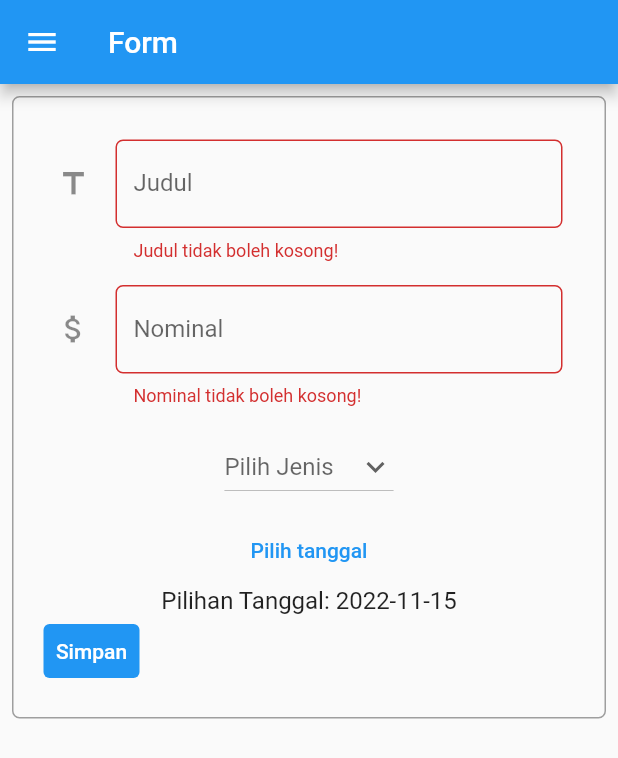
After one commit to yudiptr/counter_7, a Flutter app: the MyFormPage screen opened directly, after a tap on "Simpan", on a phone screen of 412 x 824 dp. The commit adds this screen. Shown: the top 758 px of the screen. Run offline on Flutter 3.47's test engine with Material 2 defaults, Android fonts, the phone set to English and light mode, and no system bars.

Commit message:
done WA 8, minus readmee

```diff
--- /dev/null
+++ b/lib/addBudget.dart
@@ -0,0 +1,197 @@
+import 'package:flutter/material.dart';
+import 'package:counter_7/drawer.dart';
+import 'package:counter_7/dataBudget.dart';
+
+class MyFormPage extends StatefulWidget {
+  const MyFormPage({super.key});
+
+  @override
+  State<MyFormPage> createState() => _MyFormPageState();
+}
+
+class _MyFormPageState extends State<MyFormPage> {
+  final _formKey = GlobalKey<FormState>();
+  String _judul = "";
+  int _nominal = 0;
+  String? _select;
+  DateTime __tanggal = DateTime.now();
+  List<String> __jenis = ["Pengeluaran", "Pemasukan"];
+
+  bool isNumeric(String value) {
+    if (value == null) {
+      return false;
+    }
+    return int.tryParse(value) != null;
+  }
+
+  @override
+  Widget build(BuildContext context) {
+    return Scaffold(
+        appBar: AppBar(
+          title: Text('Form'),
+        ),
+        drawer: const myDrawer(),
+        body: Form(
+          key: _formKey,
+          child: SingleChildScrollView(
+            child: Container(
+              margin: const EdgeInsets.all(8),
+              decoration: BoxDecoration(
+                border: Border.all(color: Colors.grey),
+                borderRadius: BorderRadius.circular(5),
+              ),
+              padding: const EdgeInsets.all(20.0),
+              child: Column(
+                crossAxisAlignment: CrossAxisAlignment.start,
+                children: [
+                  Padding(
+                    // Menggunakan padding sebesar 8 pixels
+                    padding: const EdgeInsets.all(8.0),
+                    child: TextFormField(
+                      decoration: InputDecoration(
+                        hintText: "Contoh: Beli Seblak",
+                        labelText: "Judul ",
+                        icon: const Icon(Icons.title),
+                        // Menambahkan icon agar lebih intuitif
+                        // Menambahkan circular border agar lebih rapi
+                        border: OutlineInputBorder(
+                          borderRadius: BorderRadius.circular(5.0),
+                        ),
+                      ),
+                      // Menambahkan behavior saat nama diketik
+                      onChanged: (String? value) {
+                        setState(() {
+                          _judul = value!;
+                        });
+                      },
+                      // Menambahkan behavior saat data disimpan
+                      onSaved: (String? value) {
+                        setState(() {
+                          _judul = value!;
+                        });
+                      },
+                      // Validator sebagai validasi form
+                      validator: (String? value) {
+                        if (value == null || value.isEmpty) {
+                          return 'Judul tidak boleh kosong!';
+                        }
+                        return null;
+                      },
+                    ),
+                  ),
+                  Padding(
+                    // Menggunakan padding sebesar 8 pixels
+                    padding: const EdgeInsets.all(8.0),
+                    child: TextFormField(
+                      decoration: InputDecoration(
+                        hintText: "Contoh: 100000",
+                        labelText: "Nominal ",
+                        // Menambahkan icon agar lebih intuitif
+                        // Menambahkan circular border agar lebih rapi
+                        icon: const Icon(Icons.attach_money),
+                        border: OutlineInputBorder(
+                          borderRadius: BorderRadius.circular(5.0),
+                        ),
+                      ),
+                      // Menambahkan behavior saat nama diketik
+                      keyboardType: TextInputType.number,
+                      // Menambahkan behavior saat data disimpan
+                      onSaved: (String? value) {
+                        setState(() {
+                          _nominal = value! as int;
+                        });
+                      },
+                      // Validator sebagai validasi form
+                      validator: (String? value) {
+                        if (value == null || value.isEmpty) {
+                          return 'Nominal tidak boleh kosong!';
+                        }
+                        if (!isNumeric(value)) {
+                          return 'Nominal harus berupa angka!';
+                        }
+                        _nominal = int.parse(value);
+                        return null;
+                      },
+                    ),
+                  ),
+                  Padding(
+                    // Input Jenis
+                    padding: const EdgeInsets.all(8.0),
+                    child: Center(
+                      child: DropdownButton(
+                        value: _select,
+                        hint: const Text("Pilih Jenis"),
+                        icon: const Icon(Icons.keyboard_arrow_down),
+                        items: __jenis
+                            .map<DropdownMenuItem<String>>((String value) {
+                          return DropdownMenuItem<String>(
+                            value: value,
+                            child: Text(value),
+                          );
+                        }).toList(),
+                        onChanged: (String? value) {
+                          setState(() {
+                            _select = value ?? "";
+                          });
+                        },
+                      ),
+                    ),
+                  ),
+                  Center(
+                    child: TextButton(
+                      child: Text("Pilih tanggal"),
+                      onPressed: () {
+                        showDatePicker(
+                          context: context,
+                          initialDate: DateTime.now(),
+                          firstDate: DateTime(2000),
+                          lastDate: DateTime(2099),
+                        ).then((date) {
+                          //tambahkan setState dan panggil variabel _dateTime.
+                          setState(() {
+                            __tanggal = date!;
+                          });
+                        });
+                      },
+                    ),
+                  ),
+                  Center(
+                    child: Text(
+                      "Pilihan Tanggal: " + __tanggal.toString().split(' ')[0],
+                      style: const TextStyle(
+                        fontSize: 16.0,
+                        // color: Colors.black87,
+                        fontWeight: FontWeight.normal,
+                      ),
+                    ),
+                  ),
+                  TextButton(
+                    child: const Text(
+                      "Simpan",
+                      style: TextStyle(color: Colors.white),
+                    ),
+                    style: ButtonStyle(
+                      backgroundColor: MaterialStateProperty.all(Colors.blue),
+                    ),
+                    onPressed: () {
+                      if (_formKey.currentState!.validate()) {
+                        dataBudget.addBudget(
+                            judul: _judul,
+                            nominal: _nominal,
+                            jenis: _select,
+                            date: __tanggal);
+                        Navigator.pushReplacement(
+                          context,
+                          MaterialPageRoute(
+                              builder: (context) => const MyFormPage()),
+                        );
+                      }
+                    },
+                  ),
+                ],
+              ),
+            ),
+          ),
+        ));
+  }
+}
--- /dev/null
+++ b/lib/dataBudget.dart
@@ -0,0 +1,28 @@
+class dataBudget {
+  static List<dataBudget> budgets = [];
+  String judul;
+  int nominal;
+  String jenis;
+  DateTime date;
+
+  dataBudget({
+    required this.judul,
+    required this.nominal,
+    required this.jenis,
+    required this.date,
+  });
+
+  static void addBudget({
+    required judul,
+    required nominal,
+    required jenis,
+    required date,
+  }) {
+    budgets.add(dataBudget(
+      judul: judul,
+      nominal: nominal,
+      jenis: jenis,
+      date: date,
+    ));
+  }
+}
--- /dev/null
+++ b/lib/drawer.dart
@@ -0,0 +1,49 @@
+import 'package:counter_7/showBudget.dart';
+import 'package:flutter/material.dart';
+import 'package:counter_7/main.dart';
+import 'package:counter_7/addBudget.dart';
+
+class myDrawer extends StatelessWidget {
+  const myDrawer({Key? key}) : super(key: key);
+
+  @override
+  Widget build(BuildContext context) {
+    return Drawer(
+      child: Column(
+        children: [
+          // Menambahkan clickable menu
+          ListTile(
+            title: const Text('counter_7'),
+            onTap: () {
+              // Route menu ke halaman utama
+              Navigator.pushReplacement(
+                context,
+                MaterialPageRoute(builder: (context) => const MyHomePage()),
+              );
+            },
+          ),
+          ListTile(
+            title: const Text('Form Budget'),
+            onTap: () {
+              // Route menu ke halaman utama
+              Navigator.pushReplacement(
+                context,
+                MaterialPageRoute(builder: (context) => const MyFormPage()),
+              );
+            },
+          ),
+          ListTile(
+            title: const Text('Data Budget'),
+            onTap: () {
+              // Route menu ke halaman utama
+              Navigator.pushReplacement(
+                context,
+                MaterialPageRoute(builder: (context) => const showBudget()),
+              );
+            },
+          ),
+        ],
+      ),
+    );
+  }
+}
--- a/pubspec.yaml
+++ b/pubspec.yaml
@@ -20,7 +20,7 @@ publish_to: 'none' # Remove this line if you wish to publish to pub.dev
 version: 1.0.0+1
 
 environment:
-  sdk: '>=2.18.4 <3.0.0'
+  sdk: '>=2.18.2 <3.0.0'
 
 # Dependencies specify other packages that your package needs in order to work.
 # To automatically upgrade your package dependencies to the latest versions
@@ -41,6 +41,7 @@ dev_dependencies:
   flutter_test:
     sdk: flutter
 
+  intl: "^0.17.0"
   # The "flutter_lints" package below contains a set of recommended lints to
   # encourage good coding practices. The lint set provided by the package is
   # activated in the `analysis_options.yaml` file located at the root of your
```
Also changed, not shown: lib/main.dart (+8 -13 lines), lib/showBudget.dart (added, +60 -0 lines), pubspec.lock.
